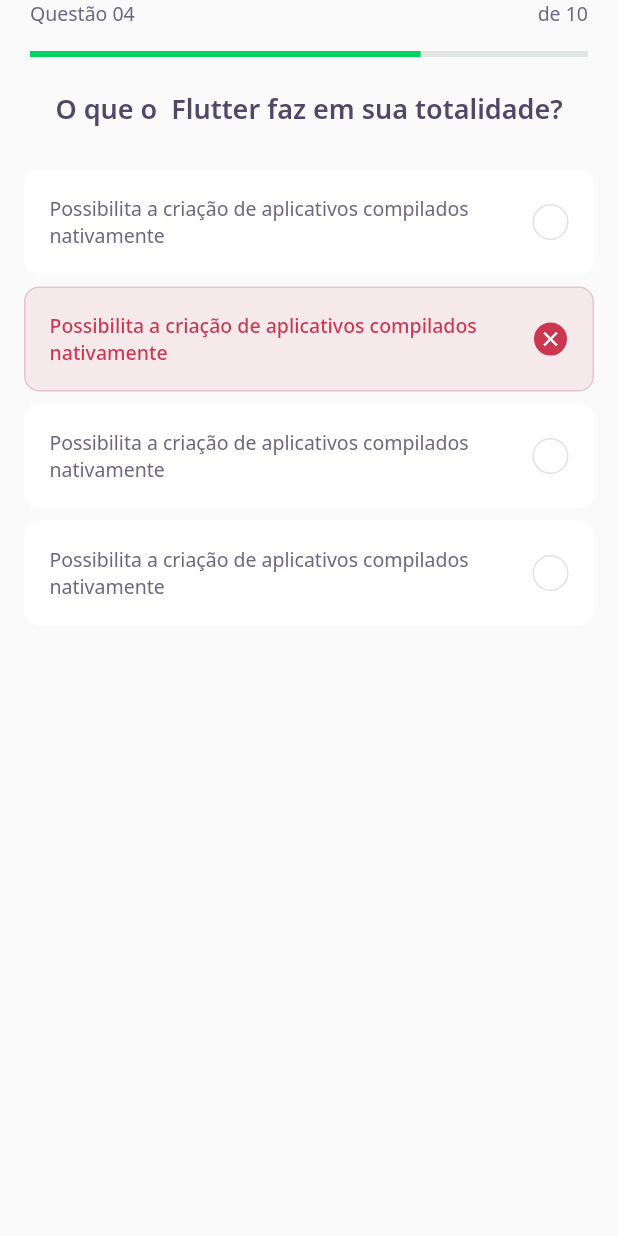
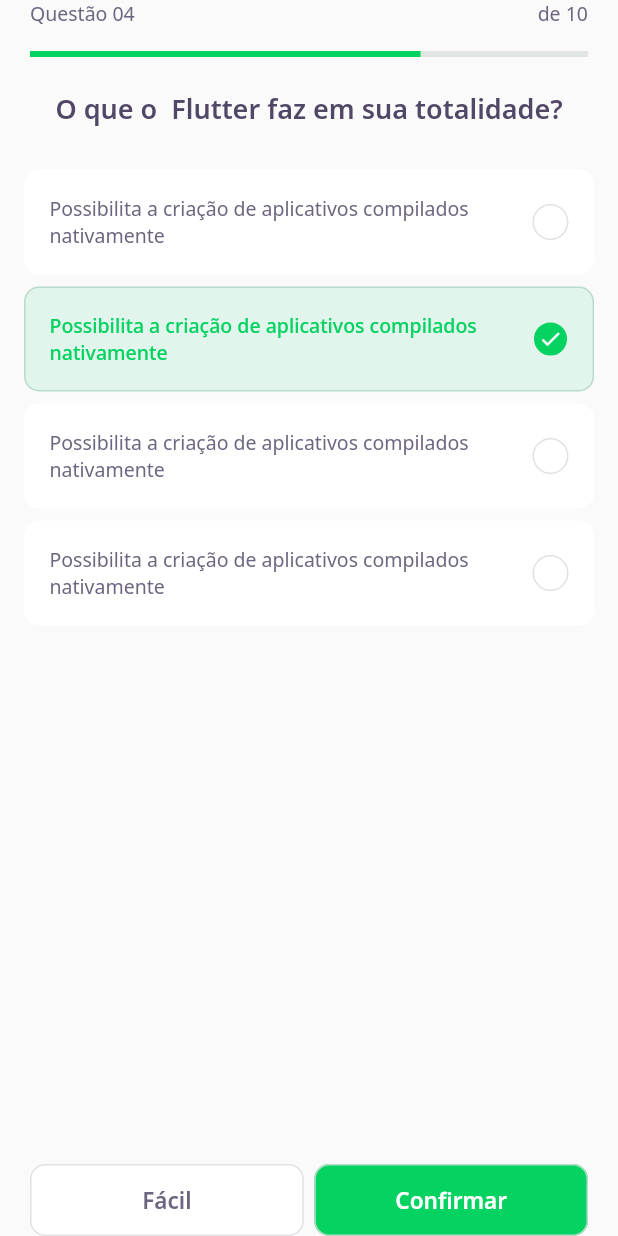
Before and after one commit to michelewtc/devquiz-flutter-nlw5, a Flutter app: the ChallengePage screen opened directly, on a phone screen of 412 x 824 dp. Run offline on Flutter 3.47's test engine with Material 2 defaults, Android fonts, the phone set to English and light mode, and no system bars; our stand-ins replace google_fonts; accounts and stored records are empty.

Commit message:
added buttons on ChallengePage

```diff
--- a/lib/challenge/challenge_page.dart
+++ b/lib/challenge/challenge_page.dart
@@ -1,3 +1,4 @@
+import 'package:dev_quiz/challenge/widgets/next_button/next_button_widget.dart';
 import 'package:dev_quiz/challenge/widgets/question_indicator/question_indicator_widget.dart';
 import 'package:dev_quiz/challenge/widgets/quiz/quiz_widget.dart';
 import 'package:flutter/material.dart';
@@ -15,8 +16,37 @@ class _ChallengePageState extends State<ChallengePage> {
     return Scaffold(
       appBar: PreferredSize(
           preferredSize: Size.fromHeight(60),
-          child: SafeArea(top: true, child: QuestionIndicatorWidget())),
-      body: QuizWidget(title: "O que o  Flutter faz em sua totalidade?"),
+          child: SafeArea(
+            top: true,
+            child: QuestionIndicatorWidget(),
+          )),
+      body: QuizWidget(
+        title: "O que o  Flutter faz em sua totalidade?",
+      ),
+      bottomNavigationBar: SafeArea(
+        bottom: true,
+        child: Padding(
+          padding: const EdgeInsets.symmetric(horizontal: 20),
+          child: Row(
+            mainAxisAlignment: MainAxisAlignment.spaceAround,
+            children: [
+              Expanded(
+                  child: NextButtonWidget.white(
+                label: "Fácil",
+                onTap: () {},
+              )),
+              SizedBox(
+                width: 7,
+              ),
+              Expanded(
+                  child: NextButtonWidget.green(
+                label: "Confirmar",
+                onTap: () {},
+              )),
+            ],
+          ),
+        ),
+      ),
     );
   }
 }
--- /dev/null
+++ b/lib/challenge/widgets/next_button/next_button_widget.dart
@@ -0,0 +1,64 @@
+import 'package:dev_quiz/core/app_colors.dart';
+import 'package:flutter/material.dart';
+import 'package:google_fonts/google_fonts.dart';
+
+class NextButtonWidget extends StatelessWidget {
+  final String label;
+  final Color backgroundColor;
+  final Color fontColor;
+  final Color borderColor;
+  final VoidCallback onTap;
+
+  NextButtonWidget({
+    required this.label,
+    required this.backgroundColor,
+    required this.fontColor,
+    required this.borderColor,
+    required this.onTap,
+  });
+
+  NextButtonWidget.green({
+    required String label,
+    required VoidCallback onTap,
+  })   : this.backgroundColor = AppColors.darkGreen,
+        this.fontColor = AppColors.white,
+        this.borderColor = AppColors.green,
+        this.onTap = onTap,
+        this.label = label;
+
+  NextButtonWidget.white({
+    required String label,
+    required VoidCallback onTap,
+  })   : this.backgroundColor = AppColors.white,
+        this.fontColor = AppColors.grey,
+        this.borderColor = AppColors.border,
+        this.onTap = onTap,
+        this.label = label;
+
+  @override
+  Widget build(BuildContext context) {
+    return Container(
+      height: 48,
+      child: TextButton(
+        style: ButtonStyle(
+            backgroundColor: MaterialStateProperty.all(
+              backgroundColor,
+            ),
+            shape: MaterialStateProperty.all(RoundedRectangleBorder(
+                borderRadius: BorderRadius.circular(10))),
+            side: MaterialStateProperty.all(BorderSide(
+              color: borderColor,
+            ))),
+        onPressed: onTap,
+        child: Text(
+          label,
+          style: GoogleFonts.notoSans(
+            fontWeight: FontWeight.w600,
+            fontSize: 15,
+            color: fontColor,
+          ),
+        ),
+      ),
+    );
+  }
+}
--- a/lib/challenge/widgets/quiz/quiz_widget.dart
+++ b/lib/challenge/widgets/quiz/quiz_widget.dart
@@ -22,7 +22,7 @@ class QuizWidget extends StatelessWidget {
               title:
                   "Possibilita a criação de aplicativos compilados nativamente"),
           AnswerWidget(
-              isRight: false,
+              isRight: true,
               isSelected: true,
               title:
                   "Possibilita a criação de aplicativos compilados nativamente"),
--- a/lib/core/app_widget.dart
+++ b/lib/core/app_widget.dart
@@ -1,4 +1,4 @@
-import 'package:dev_quiz/home/home_page.dart';
+import 'package:dev_quiz/challenge/challenge_page.dart';
 import 'package:flutter/material.dart';
 
 class AppWidget extends StatelessWidget {
@@ -6,7 +6,7 @@ class AppWidget extends StatelessWidget {
   Widget build(BuildContext context) {
     return MaterialApp(
       title: "DevQuiz",
-      home: HomePage(),
+      home: ChallengePage(),
     );
   }
 }
```
